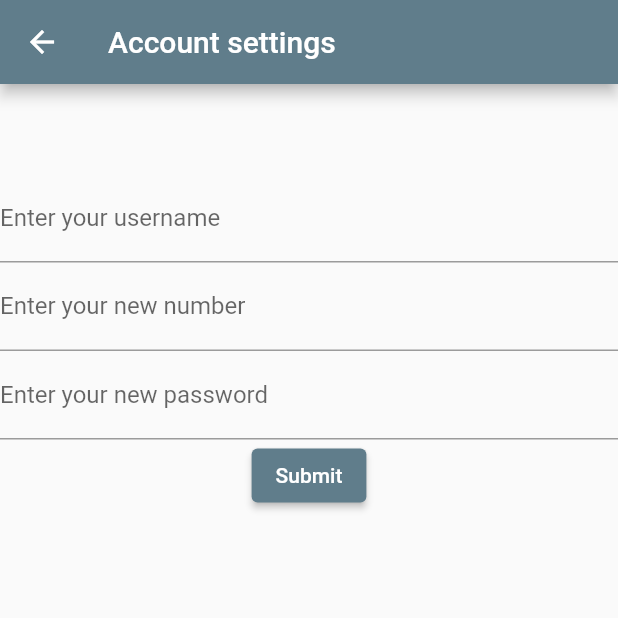
After one commit to MBA2001/Mate, a Flutter app: the Settings screen opened by its route, after a tap on "Account settings", on a phone screen of 412 x 824 dp, the top half of it. The commit adds this screen. Run offline on Flutter 3.47's test engine with Material 2 defaults, Android fonts, the phone set to English and light mode, and no system bars; our stand-ins replace cloud_firestore, firebase_auth, firebase_core, firebase_storage, font_awesome_flutter; accounts and stored records are empty; network calls fail.

Commit message:
added drawer with navigation to all pages in the home, added Settings and Account Settings by John amir

```diff
--- a/lib/main.dart
+++ b/lib/main.dart
@@ -1,11 +1,15 @@
+import 'package:final_project/pages/account_settings.dart';
 import 'package:final_project/pages/home.dart';
 import 'package:final_project/pages/login.dart';
+import 'package:final_project/pages/profile.dart';
 import 'package:final_project/pages/register.dart';
+import 'package:final_project/pages/search.dart';
 import 'package:final_project/services/authservice.dart';
 import 'package:final_project/wrapper.dart';
 import 'package:flutter/material.dart';
 import 'package:firebase_core/firebase_core.dart';
 import 'package:provider/provider.dart';
+import 'pages/settings.dart';
 
 import 'models/user.dart';
 
@@ -31,14 +35,18 @@ class MyApp extends StatelessWidget {
       child: MaterialApp(
         title: 'Flutter Demo',
         theme: ThemeData(
-          primarySwatch: Colors.grey,
+          primarySwatch: Colors.blueGrey,
         ),
         initialRoute: '/',
         routes: {
           '/': (context) => const Wrapper(),
           '/home': (context) => Home(),
           '/login': (context) => LogIn(),
-          '/register': (context) => SignUp()
+          '/register': (context) => SignUp(),
+          '/settings': (context) => Settings(),
+          '/account_settings' : (context) => Accountsettings(),
+          '/profile': (context) => Profile(),
+          '/search': (context) => Search(),
         },
       ),
     );
--- /dev/null
+++ b/lib/pages/account_settings.dart
@@ -0,0 +1,102 @@
+import 'package:flutter/material.dart';
+
+class Accountsettings extends StatelessWidget {
+  @override
+  Widget build(BuildContext context) {
+    return Scaffold(
+      appBar: AppBar(
+        leading: IconButton(
+          onPressed: () {
+            Navigator.pop(context);
+          },
+          icon: Icon(Icons.arrow_back),
+        ),
+        title: Text('Account settings'),
+      ),
+      body: customform(),
+    );
+  }
+}
+
+class customform extends StatefulWidget {
+  const customform({Key? key}) : super(key: key);
+
+  @override
+  _customformState createState() => _customformState();
+}
+
+class _customformState extends State<customform> {
+  final _formkey = GlobalKey<FormState>();
+  final myController1 = TextEditingController();
+  final myController2 = TextEditingController();
+  final mycontroller3 = TextEditingController();
+
+  @override
+  void dispose() {
+    myController1.dispose();
+    myController2.dispose();
+    mycontroller3.dispose();
+    super.dispose();
+  }
+
+  @override
+  Widget build(BuildContext context) {
+    return Form(
+      key: _formkey,
+      child: Column(
+        children: <Widget>[
+          SizedBox(
+            height: 60,
+          ),
+          TextFormField(
+            controller: myController1,
+            decoration: const InputDecoration(
+                border: UnderlineInputBorder(),
+                labelText: 'Enter your username'),
+            validator: (value) {
+              if (value == null || value.isEmpty) {
+                return 'Enter text.';
+              }
+
+              return null;
+            },
+          ),
+          TextFormField(
+              controller: myController2,
+              decoration: const InputDecoration(
+                  border: UnderlineInputBorder(),
+                  labelText: 'Enter your new number'),
+              validator: (value) {
+                if (value == null || value.isEmpty) {
+                  return 'enter number';
+                }
+              }),
+          TextFormField(
+              controller: mycontroller3,
+              obscureText: true,
+              decoration: const InputDecoration(
+                  border: UnderlineInputBorder(),
+                  labelText: 'Enter your new password'),
+              validator: (value) {
+                if (value == null || value.isEmpty) {
+                  return 'enter password';
+                }
+              }),
+          ElevatedButton(
+            onPressed: () {
+              if (_formkey.currentState!.validate()) {
+                ScaffoldMessenger.of(context).showSnackBar(
+                  const SnackBar(content: Text('Processing Data')),
+                );
+              }
+              print('user name : ${myController1.text}');
+              print('Phone number : ${myController2.text}');
+              print('password : ${mycontroller3.text}');
+            },
+            child: Text('Submit'),
+          ),
+        ],
+      ),
+    );
+  }
+}
--- a/lib/pages/login.dart
+++ b/lib/pages/login.dart
@@ -30,7 +30,7 @@ class _LogInState extends State<LogIn> {
 
   _signInValidation(authservice,User user) async {
     try {
-      user.getUser(emailController.text);
+      await user.getUser(emailController.text);
       await authservice.signInWithEmailAndPassword(emailController.text, passwordController.text);
     } catch (e) {
       print(e.toString());
--- a/lib/pages/register.dart
+++ b/lib/pages/register.dart
@@ -5,7 +5,6 @@ import 'package:flutter/material.dart';
 import 'package:provider/provider.dart';
 import '../widgets/textfield.dart';
 import 'package:final_project/models/user.dart';
-
 
 class SignUp extends StatefulWidget {
   SignUp({Key? key}) : super(key: key);
@@ -81,7 +80,7 @@ class _SignUpState extends State<SignUp> {
     });
 
     try {
-      User user = Provider.of<User>(context,listen: false);
+      User user = Provider.of<User>(context, listen: false);
       user.initializeUser(emailController.text, usernameController.text);
       auth.User data = await authService.createUserWithEmailAndPassword(
           emailController.text, passwordController.text);
--- /dev/null
+++ b/lib/pages/settings.dart
@@ -0,0 +1,47 @@
+import 'package:final_project/services/authservice.dart';
+import 'package:flutter/material.dart';
+import 'package:provider/provider.dart';
+
+class Settings extends StatelessWidget {
+  @override
+  Widget build(BuildContext context) {
+    final authservice = Provider.of<AuthService>(context);
+    return Scaffold(
+      appBar: AppBar(
+        title: Text("Settings"),
+        centerTitle: true,
+      ),
+      body: Padding(
+        padding: EdgeInsets.all(10),
+        child: ListView(
+          children: <Widget>[
+            SizedBox(
+              height: 50,
+            ),
+            Column(
+              children: [
+                SizedBox(
+                  height: 150,
+                ),
+                ElevatedButton(
+                    onPressed: () {
+                      Navigator.pushNamed(context, '/account_settings');
+                    },
+                    child: const Text('Account settings')),
+                SizedBox(
+                  height: 20,
+                ),
+                ElevatedButton(
+                    onPressed: () async {
+                      await authservice.signOut();
+                      Navigator.pop(context);
+                    },
+                    child: const Text('Sign Out')),
+              ],
+            ),
+          ],
+        ),
+      ),
+    );
+  }
+}
--- a/pubspec.yaml
+++ b/pubspec.yaml
@@ -39,6 +39,7 @@ dependencies:
   cloud_firestore: ^2.5.4
   provider: ^6.0.1
   firebase_storage: ^10.2.0
+  font_awesome_flutter: ^9.2.0
 
 dev_dependencies:
   flutter_test:
```
Also changed, not shown: lib/models/user.dart (+23 -11 lines), lib/pages/home.dart (+42 -11 lines), lib/pages/profile.dart (added, +23 -0 lines), lib/pages/search.dart (added, +19 -0 lines), pubspec.lock.
